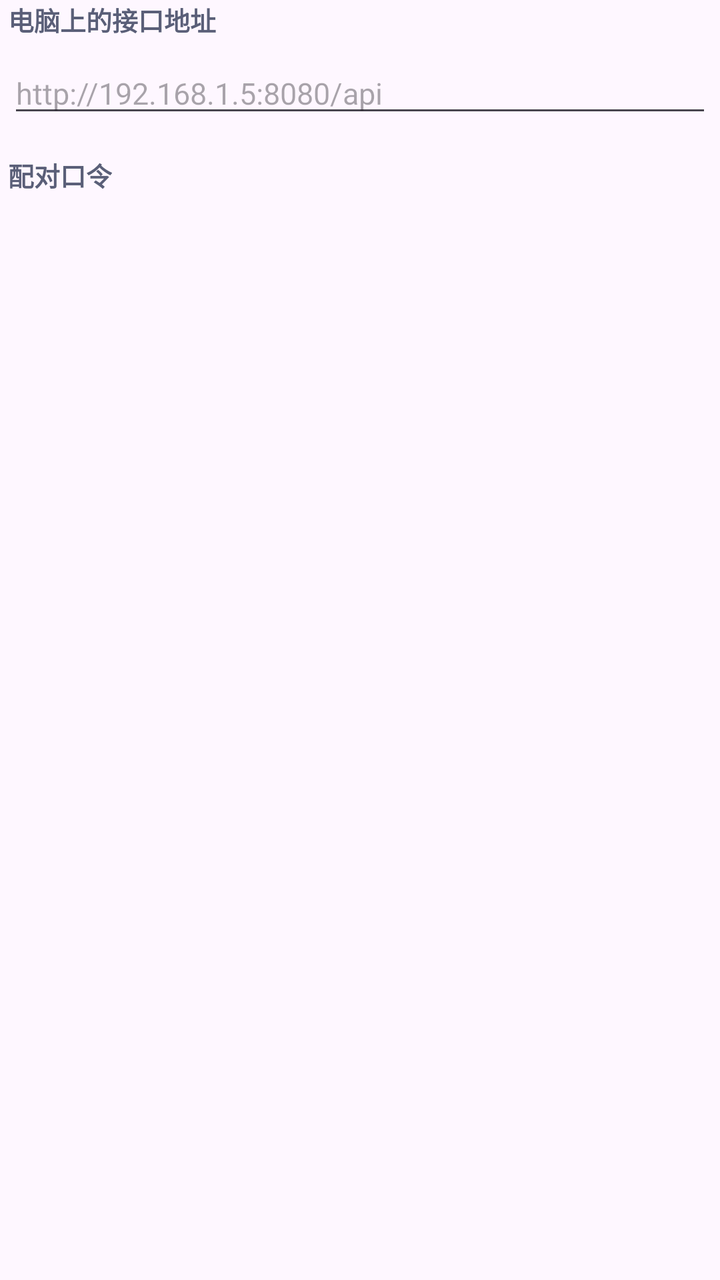
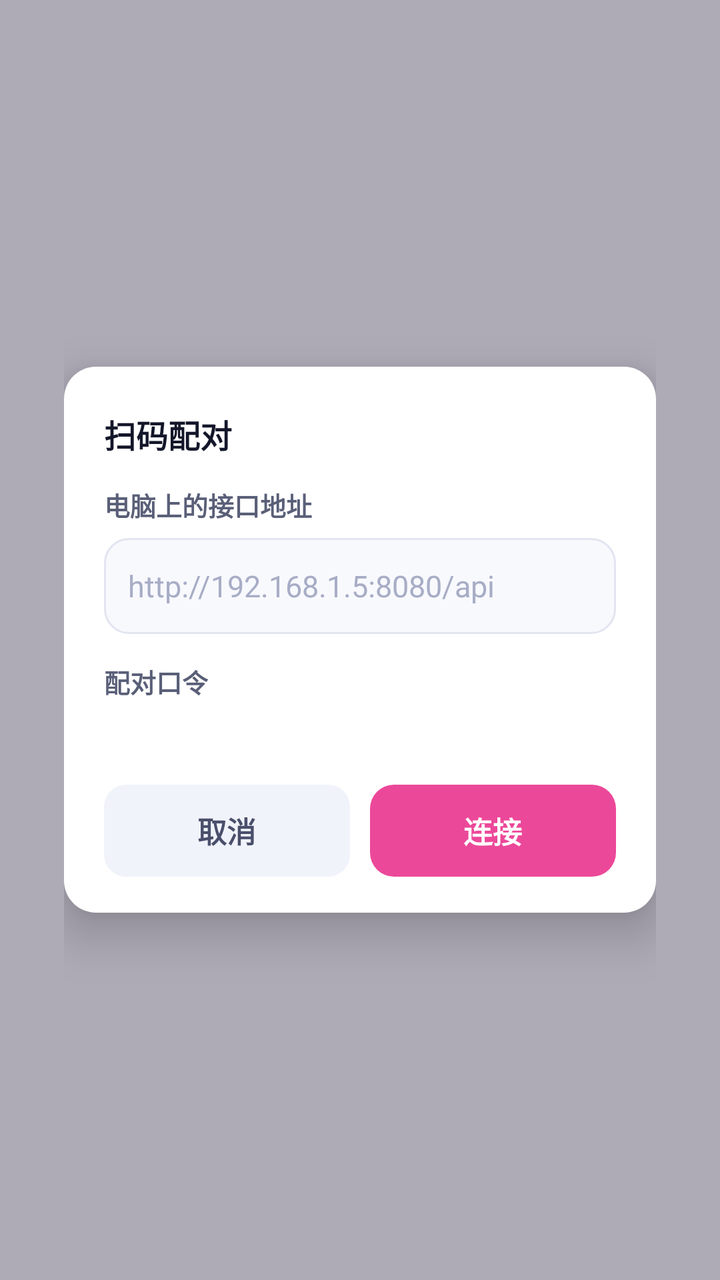

Compare the two renders of this Android layout. The source of the first and the diff that turns it into the second are given below.
<!-- AndroidManifest.xml: application theme Theme.Spore -->
<!-- res/layout/dialog_pair.xml -->
<?xml version="1.0" encoding="utf-8"?>
<LinearLayout xmlns:android="http://schemas.android.com/apk/res/android"
    android:layout_width="match_parent"
    android:layout_height="wrap_content"
    android:orientation="vertical"
    android:paddingStart="4dp"
    android:paddingEnd="4dp">

    <TextView
        android:layout_width="wrap_content"
        android:layout_height="wrap_content"
        android:text="@string/pair_api_label"
        android:textColor="@color/spore_muted"
        android:textSize="13sp"
        android:textStyle="bold" />

    <EditText
        android:id="@+id/pair_api"
        android:layout_width="match_parent"
        android:layout_height="wrap_content"
        android:layout_marginTop="7dp"
        android:hint="http://192.168.1.5:8080/api"
        android:importantForAutofill="no"
        android:inputType="textUri"
        android:maxLines="1"
        android:selectAllOnFocus="true"
        android:textSize="15sp" />

    <TextView
        android:id="@+id/pair_loopback"
        android:layout_width="match_parent"
        android:layout_height="wrap_content"
        android:layout_marginTop="6dp"
        android:text="@string/pair_api_hint_loopback"
        android:textColor="@color/spore_danger_text"
        android:textSize="12sp"
        android:visibility="gone" />

    <TextView
        android:layout_width="wrap_content"
        android:layout_height="wrap_content"
        android:layout_marginTop="14dp"
        android:text="@string/pair_token_label"
        android:textColor="@color/spore_muted"
        android:textSize="13sp"
        android:textStyle="bold" />

    <TextView
        android:id="@+id/pair_token"
        android:layout_width="wrap_content"
        android:layout_height="wrap_content"
        android:layout_marginTop="7dp"
        android:textColor="@color/spore_ink"
        android:textSize="14sp" />

    <TextView
        android:id="@+id/pair_error"
        android:layout_width="match_parent"
        android:layout_height="wrap_content"
        android:layout_marginTop="10dp"
        android:textColor="@color/spore_danger_text"
        android:textSize="12.5sp"
        android:visibility="gone" />
</LinearLayout>
<!-- resources referenced by this layout -->
<resources>
  <color name="spore_danger_text">#C81E45</color>
  <color name="spore_ink">#14172A</color>
  <color name="spore_muted">#5A5F78</color>
  <string name="pair_api_hint_loopback">二维码里是电脑自己的回环地址（127.0.0.1），手机连不上——
          请改成电脑的局域网 IP，如 192.168.1.5:8080</string>
  <string name="pair_api_label">电脑上的接口地址</string>
  <string name="pair_token_label">配对口令</string>
  <style name="Theme.Spore" parent="Base.Theme.Spore" />
  <style name="Base.Theme.Spore" parent="Theme.Material3.Light.NoActionBar">
          <item name="colorPrimary">@color/spore_pink</item>
          <item name="colorOnPrimary">@color/spore_surface</item>
          <item name="colorSecondary">@color/spore_pink</item>
          <item name="android:statusBarColor">@color/spore_bg</item>
          <item name="android:windowLightStatusBar">true</item>
          <item name="android:navigationBarColor">@color/spore_surface</item>
          <item name="android:windowLightNavigationBar" tools:targetApi="27">true</item>
      </style>
  <color name="spore_pink">#EC4899</color>
  <color name="spore_surface">#FFFFFF</color>
  <color name="spore_bg">#F4F6FD</color>
</resources>

<!-- the commit's change to res/layout/dialog_pair.xml (unified diff, before → after) -->
@@ -1,64 +1,129 @@
 <?xml version="1.0" encoding="utf-8"?>
 <LinearLayout xmlns:android="http://schemas.android.com/apk/res/android"
     android:layout_width="match_parent"
-    android:layout_height="wrap_content"
+    android:layout_height="match_parent"
+    android:background="@drawable/spore_dialog_overlay"
+    android:gravity="center"
     android:orientation="vertical"
-    android:paddingStart="4dp"
-    android:paddingEnd="4dp">
+    android:paddingStart="32dp"
+    android:paddingEnd="32dp">
 
-    <TextView
-        android:layout_width="wrap_content"
-        android:layout_height="wrap_content"
-        android:text="@string/pair_api_label"
-        android:textColor="@color/spore_muted"
-        android:textSize="13sp"
-        android:textStyle="bold" />
-
-    <EditText
-        android:id="@+id/pair_api"
+    <LinearLayout
         android:layout_width="match_parent"
         android:layout_height="wrap_content"
-        android:layout_marginTop="7dp"
-        android:hint="http://192.168.1.5:8080/api"
-        android:importantForAutofill="no"
-        android:inputType="textUri"
-        android:maxLines="1"
-        android:selectAllOnFocus="true"
-        android:textSize="15sp" />
+        android:background="@drawable/spore_dialog_box"
+        android:elevation="14dp"
+        android:orientation="vertical"
+        android:paddingStart="20dp"
+        android:paddingTop="22dp"
+        android:paddingEnd="20dp"
+        android:paddingBottom="18dp">
 
-    <TextView
-        android:id="@+id/pair_loopback"
-        android:layout_width="match_parent"
-        android:layout_height="wrap_content"
-        android:layout_marginTop="6dp"
-        android:text="@string/pair_api_hint_loopback"
-        android:textColor="@color/spore_danger_text"
-        android:textSize="12sp"
-        android:visibility="gone" />
+        <TextView
+            android:layout_width="wrap_content"
+            android:layout_height="wrap_content"
+            android:text="@string/pair_title"
+            android:textColor="@color/spore_ink"
+            android:textSize="16sp"
+            android:textStyle="bold" />
 
-    <TextView
-        android:layout_width="wrap_content"
-        android:layout_height="wrap_content"
-        android:layout_marginTop="14dp"
-        android:text="@string/pair_token_label"
-        android:textColor="@color/spore_muted"
-        android:textSize="13sp"
-        android:textStyle="bold" />
+        <TextView
+            android:layout_width="wrap_content"
+            android:layout_height="wrap_content"
+            android:layout_marginTop="14dp"
+            android:text="@string/pair_api_label"
+            android:textColor="@color/spore_muted"
+            android:textSize="13sp"
+            android:textStyle="bold" />
 
-    <TextView
-        android:id="@+id/pair_token"
-        android:layout_width="wrap_content"
-        android:layout_height="wrap_content"
-        android:layout_marginTop="7dp"
-        android:textColor="@color/spore_ink"
-        android:textSize="14sp" />
+        <EditText
+            android:id="@+id/pair_api"
+            android:layout_width="match_parent"
+            android:layout_height="48dp"
+            android:layout_marginTop="7dp"
+            android:background="@drawable/spore_input_field"
+            android:hint="http://192.168.1.5:8080/api"
+            android:importantForAutofill="no"
+            android:inputType="textUri"
+            android:maxLines="1"
+            android:paddingStart="12dp"
+            android:paddingEnd="12dp"
+            android:selectAllOnFocus="true"
+            android:textColor="@color/spore_ink"
+            android:textColorHint="@color/spore_placeholder"
+            android:textSize="15sp" />
 
-    <TextView
-        android:id="@+id/pair_error"
-        android:layout_width="match_parent"
-        android:layout_height="wrap_content"
-        android:layout_marginTop="10dp"
-        android:textColor="@color/spore_danger_text"
-        android:textSize="12.5sp"
-        android:visibility="gone" />
+        <TextView
+            android:id="@+id/pair_loopback"
+            android:layout_width="match_parent"
+            android:layout_height="wrap_content"
+            android:layout_marginTop="6dp"
+            android:text="@string/pair_api_hint_loopback"
+            android:textColor="@color/spore_danger_text"
+            android:textSize="12sp"
+            android:visibility="gone" />
+
+        <TextView
+            android:layout_width="wrap_content"
+            android:layout_height="wrap_content"
+            android:layout_marginTop="14dp"
+            android:text="@string/pair_token_label"
+            android:textColor="@color/spore_muted"
+            android:textSize="13sp"
+            android:textStyle="bold" />
+
+        <TextView
+            android:id="@+id/pair_token"
+            android:layout_width="wrap_content"
+            android:layout_height="wrap_content"
+            android:layout_marginTop="7dp"
+            android:textColor="@color/spore_ink"
+            android:textSize="14sp" />
+
+        <TextView
+            android:id="@+id/pair_error"
+            android:layout_width="match_parent"
+            android:layout_height="wrap_content"
+            android:layout_marginTop="10dp"
+            android:textColor="@color/spore_danger_text"
+            android:textSize="12.5sp"
+            android:visibility="gone" />
+
+        <LinearLayout
+            android:layout_width="match_parent"
+            android:layout_height="wrap_content"
+            android:layout_marginTop="16dp"
+            android:orientation="horizontal">
+
+            <TextView
+                android:id="@+id/pair_cancel"
+                android:layout_width="0dp"
+                android:layout_height="46dp"
+                android:layout_marginEnd="5dp"
+                android:layout_weight="1"
+                android:background="@drawable/spore_btn_ghost"
+                android:clickable="true"
+                android:focusable="true"
+                android:gravity="center"
+                android:text="@string/cancel"
+                android:textColor="@color/spore_chip_text"
+                android:textSize="14.5sp"
+                android:textStyle="bold" />
+
+            <TextView
+                android:id="@+id/pair_connect"
+                android:layout_width="0dp"
+                android:layout_height="46dp"
+                android:layout_marginStart="5dp"
+                android:layout_weight="1"
+                android:background="@drawable/spore_btn_primary"
+                android:clickable="true"
+                android:focusable="true"
+                android:gravity="center"
+                android:text="@string/pair_connect"
+                android:textColor="@color/spore_surface"
+                android:textSize="14.5sp"
+                android:textStyle="bold" />
+        </LinearLayout>
+    </LinearLayout>
 </LinearLayout>
<!-- resource entries referenced after the edit -->
@@ -1,13 +1,75 @@
 <!-- resources referenced by this layout -->
 <resources>
+  <color name="spore_chip_text">#4A4F6B</color>
   <color name="spore_danger_text">#C81E45</color>
   <color name="spore_ink">#14172A</color>
   <color name="spore_muted">#5A5F78</color>
+  <color name="spore_placeholder">#A8ADC6</color>
+  <color name="spore_surface">#FFFFFF</color>
+  <!-- drawable spore_btn_ghost (drawable) -->
+  <?xml version="1.0" encoding="utf-8"?>
+  <ripple xmlns:android="http://schemas.android.com/apk/res/android"
+      android:color="@color/spore_ghost_press">
+      <item android:id="@android:id/mask">
+          <shape android:shape="rectangle">
+              <corners android:radius="11dp" />
+              <solid android:color="@android:color/white" />
+          </shape>
+      </item>
+      <item>
+          <shape android:shape="rectangle">
+              <corners android:radius="11dp" />
+              <solid android:color="@color/spore_chip" />
+          </shape>
+      </item>
+  </ripple>
+  <!-- drawable spore_dialog_box (drawable) -->
+  <?xml version="1.0" encoding="utf-8"?>
+  <shape xmlns:android="http://schemas.android.com/apk/res/android"
+      android:shape="rectangle">
+      <corners android:radius="16dp" />
+      <solid android:color="@color/spore_surface" />
+  </shape>
+  <!-- drawable spore_dialog_overlay (drawable) -->
+  <?xml version="1.0" encoding="utf-8"?>
+  <shape xmlns:android="http://schemas.android.com/apk/res/android"
+      android:shape="rectangle">
+      <solid android:color="#5714172A" />
+  </shape>
+  <!-- drawable spore_input_field (drawable) -->
+  <?xml version="1.0" encoding="utf-8"?>
+  <selector xmlns:android="http://schemas.android.com/apk/res/android">
+      <item android:state_focused="true" android:drawable="@drawable/spore_input_focus" />
+      <item android:drawable="@drawable/spore_input" />
+  </selector>
+  <string name="cancel">取消</string>
   <string name="pair_api_hint_loopback">二维码里是电脑自己的回环地址（127.0.0.1），手机连不上——
           请改成电脑的局域网 IP，如 192.168.1.5:8080</string>
   <string name="pair_api_label">电脑上的接口地址</string>
+  <string name="pair_connect">连接</string>
+  <string name="pair_title">扫码配对</string>
   <string name="pair_token_label">配对口令</string>
   <style name="Theme.Spore" parent="Base.Theme.Spore" />
+  <color name="spore_ghost_press">#E8EBF7</color>
+  <color name="spore_chip">#F1F3FB</color>
+  <color name="spore_ripple_press">#33FFFFFF</color>
+  <color name="spore_pink">#EC4899</color>
+  <!-- drawable spore_input_focus (drawable) -->
+  <?xml version="1.0" encoding="utf-8"?>
+  <shape xmlns:android="http://schemas.android.com/apk/res/android"
+      android:shape="rectangle">
+      <corners android:radius="12dp" />
+      <solid android:color="@color/spore_surface" />
+      <stroke android:width="1dp" android:color="@color/spore_pink" />
+  </shape>
+  <!-- drawable spore_input (drawable) -->
+  <?xml version="1.0" encoding="utf-8"?>
+  <shape xmlns:android="http://schemas.android.com/apk/res/android"
+      android:shape="rectangle">
+      <corners android:radius="12dp" />
+      <solid android:color="@color/spore_bg2" />
+      <stroke android:width="1dp" android:color="@color/spore_line3" />
+  </shape>
   <style name="Base.Theme.Spore" parent="Theme.Material3.Light.NoActionBar">
           <item name="colorPrimary">@color/spore_pink</item>
           <item name="colorOnPrimary">@color/spore_surface</item>
@@ -17,8 +79,8 @@
           <item name="android:navigationBarColor">@color/spore_surface</item>
           <item name="android:windowLightNavigationBar" tools:targetApi="27">true</item>
       </style>
-  <color name="spore_pink">#EC4899</color>
-  <color name="spore_surface">#FFFFFF</color>
+  <color name="spore_bg2">#F8F9FD</color>
+  <color name="spore_line3">#E2E5F0</color>
   <color name="spore_bg">#F4F6FD</color>
 </resources>
 
